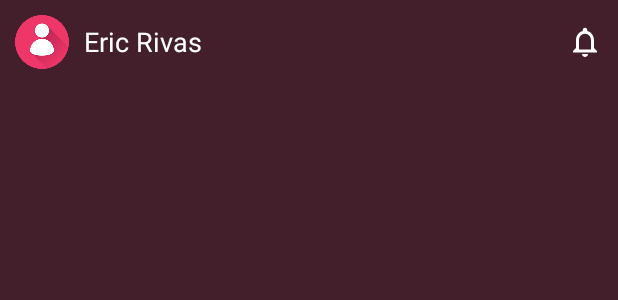
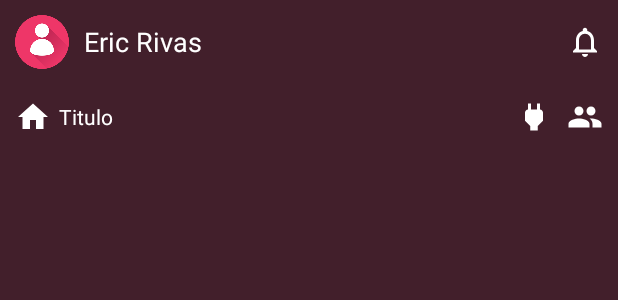
Before and after one commit to erivas3649/dweelerdamutn2017, an Android app: the layout actividad_principal.xml on its own in the app's theme, with its tools: preview values and no code run, on a phone screen of 412 x 824 dp. Shown: the top 300 px of the screen. Run offline under Robolectric (Android 15) with nearby library versions, the light colour scheme and no system bars.

Commit message:
SQL para BD, Correccion Bug Vista Pestañas, Correccion Layout

```diff
--- a/Dweeler/app/src/main/java/ar/com/dweeler/dweeler/controladores/ActividadPrincipal.java
+++ b/Dweeler/app/src/main/java/ar/com/dweeler/dweeler/controladores/ActividadPrincipal.java
@@ -14,6 +14,7 @@ import ar.com.dweeler.dweeler.R;
 import ar.com.dweeler.dweeler.modelos.Habitacion;
 import ar.com.dweeler.dweeler.modelos.Hogar;
 import ar.com.dweeler.dweeler.vistas.DetalleHabitacion;
+import ar.com.dweeler.dweeler.vistas.ListadoActividades;
 import ar.com.dweeler.dweeler.vistas.ListadoDispositivos;
 import ar.com.dweeler.dweeler.vistas.ListadoHabitaciones;
 import ar.com.dweeler.dweeler.vistas.ListadoHogares;
--- a/Dweeler/app/src/main/res/layout/actividad_principal.xml
+++ b/Dweeler/app/src/main/res/layout/actividad_principal.xml
@@ -5,7 +5,8 @@
     android:layout_width="match_parent"
     android:layout_height="match_parent"
     android:background="@color/colorPrimaryDark">
-    <LinearLayout
+
+    <RelativeLayout
         android:orientation="horizontal"
         android:layout_width="match_parent"
         android:layout_height="wrap_content"
@@ -16,32 +17,34 @@
             android:id="@+id/imgImagenUsuario"
             android:layout_width="36dp"
             android:layout_height="36dp"
-            android:layout_weight="0"
-            android:layout_gravity="center_vertical"
+            android:layout_centerInParent="true"
+            android:layout_alignParentLeft="true"
             android:src="@drawable/usuario1" />
 
         <TextView
             android:id="@+id/txtNombreUsuario"
-            android:layout_width="match_parent"
+            android:layout_width="wrap_content"
             android:layout_height="wrap_content"
             android:layout_weight="1"
-            android:layout_gravity="center_vertical"
             android:layout_marginStart="10dp"
             android:layout_marginLeft="10dp"
+            android:layout_toRightOf="@id/imgImagenUsuario"
+            android:layout_centerInParent="true"
             android:text="Eric Rivas"
             android:textSize="18dp"
             android:textColor="@color/colorTextPrimary" />
+
 
         <ImageButton
             android:id="@+id/btnNotificaciones"
             android:layout_width="24dp"
             android:layout_height="24dp"
-            android:layout_weight="0"
-            android:layout_gravity="center_vertical"
+            android:layout_centerInParent="true"
+            android:layout_alignParentRight="true"
             android:background="@null"
             android:tint="@color/iconColor"
             app:srcCompat="@drawable/ico_notificaciones" />
-    </LinearLayout>
+    </RelativeLayout>
 
     <RelativeLayout
         android:id="@+id/barraPrincipal"
@@ -51,7 +54,7 @@
         android:background="@color/colorPrimaryDark"
         android:orientation="horizontal"
         android:padding="10dp"
-        android:visibility="gone">
+        android:visibility="visible">
 
         <ImageButton
             android:id="@+id/btnHogares"
```
Also changed, not shown: Dweeler/app/src/main/java/ar/com/dweeler/dweeler/adaptadores/PagerAdapter.java (+9 -0 lines), Dweeler/app/src/main/java/ar/com/dweeler/dweeler/daosqlite/SqliteHelper.java (+35 -1 lines).
